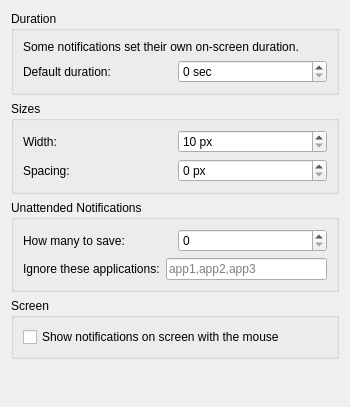
Above: config/advancedsettings.ui from deepin-community/lxqt-notificationd before the change. Below: the same form after it.
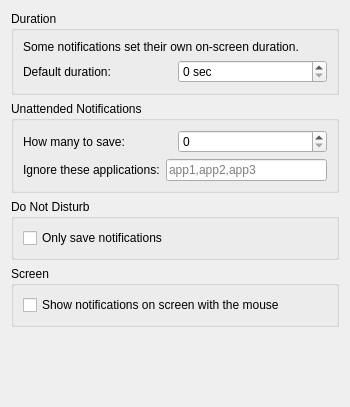
That is the form after the change.

What changed in the file:
```diff
--- a/config/advancedsettings.ui
+++ b/config/advancedsettings.ui
@@ -61,57 +61,6 @@
      </layout>
     </widget>
    </item>
-   <item row="1" column="0" rowspan="2" colspan="2">
-    <widget class="QGroupBox" name="groupBox">
-     <property name="title">
-      <string>Sizes</string>
-     </property>
-     <layout class="QVBoxLayout" name="verticalLayout">
-      <item>
-       <layout class="QHBoxLayout" name="horizontalLayout_4">
-        <item>
-         <widget class="QLabel" name="spacingLabel">
-          <property name="text">
-           <string>Width:</string>
-          </property>
-         </widget>
-        </item>
-        <item>
-         <widget class="QSpinBox" name="widthBox">
-          <property name="suffix">
-           <string> px</string>
-          </property>
-          <property name="minimum">
-           <number>10</number>
-          </property>
-          <property name="maximum">
-           <number>2000</number>
-          </property>
-         </widget>
-        </item>
-       </layout>
-      </item>
-      <item>
-       <layout class="QHBoxLayout" name="horizontalLayout_3">
-        <item>
-         <widget class="QLabel" name="widthLabel">
-          <property name="text">
-           <string>Spacing:</string>
-          </property>
-         </widget>
-        </item>
-        <item>
-         <widget class="QSpinBox" name="spacingBox">
-          <property name="suffix">
-           <string> px</string>
-          </property>
-         </widget>
-        </item>
-       </layout>
-      </item>
-     </layout>
-    </widget>
-   </item>
    <item row="0" column="0" colspan="2">
     <widget class="QGroupBox" name="groupBox_2">
      <property name="title">
@@ -158,7 +107,7 @@
      </layout>
     </widget>
    </item>
-   <item row="5" column="0" colspan="2">
+   <item row="6" column="0" colspan="2">
     <spacer name="verticalSpacer">
      <property name="orientation">
       <enum>Qt::Vertical</enum>
@@ -171,7 +120,7 @@
      </property>
     </spacer>
    </item>
-   <item row="4" column="0" colspan="2">
+   <item row="5" column="0" colspan="2">
     <widget class="QGroupBox" name="groupBox_4">
      <property name="title">
       <string>Screen</string>
@@ -190,6 +139,22 @@
      </layout>
     </widget>
    </item>
+   <item row="4" column="0" colspan="2">
+    <widget class="QGroupBox" name="groupBox_5">
+     <property name="title">
+      <string>Do Not Disturb</string>
+     </property>
+     <layout class="QVBoxLayout" name="verticalLayout_4">
+      <item>
+       <widget class="QCheckBox" name="doNotDisturbBtn">
+        <property name="text">
+         <string>Only save notifications</string>
+        </property>
+       </widget>
+      </item>
+     </layout>
+    </widget>
+   </item>
   </layout>
  </widget>
  <resources/>
```
Left out of the diff: 2 changed lines with no effect on the pictures.
